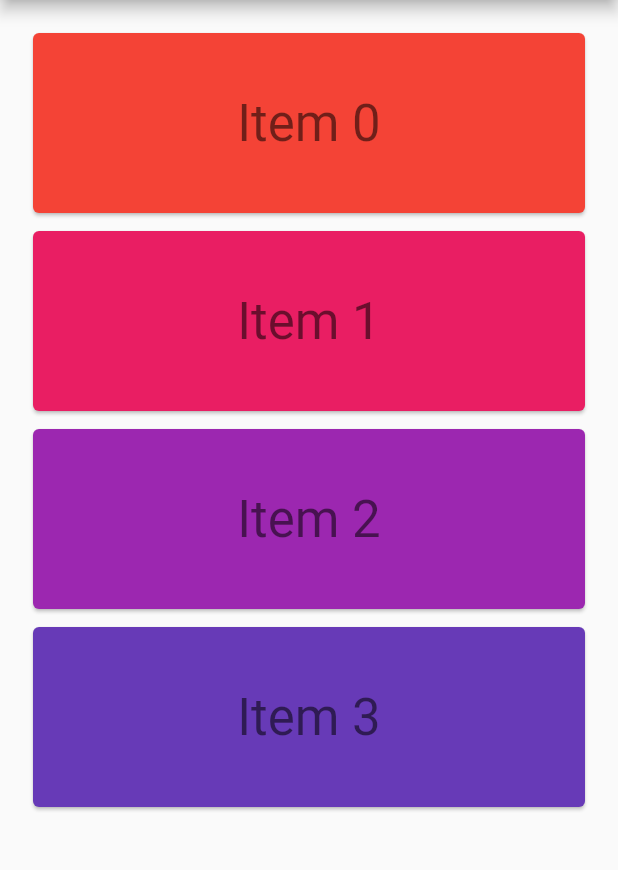
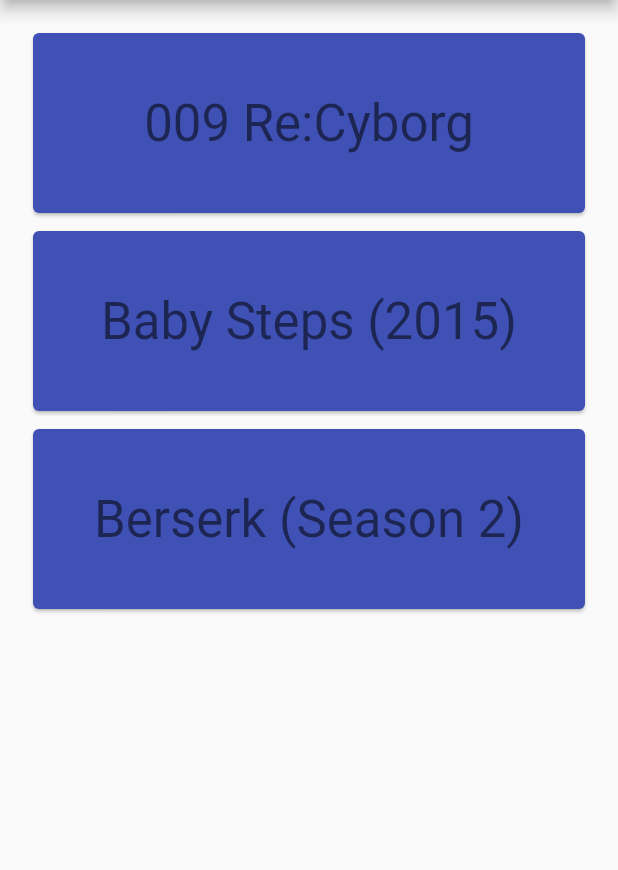
Before and after one commit to yeradis/animetracking_flutter, a Flutter app: the screen it shows after launch, after a tap on the "add circle" icon, on a phone screen of 412 x 824 dp, the part 84-954 px from its top. Run offline on Flutter 3.47's test engine with Material 2 defaults, Android fonts, the phone set to English and light mode, and no system bars.

Commit message:
Now loads current mocked list, showing the title on earch row

```diff
--- a/anime_tracking/lib/scenes/anime/anime_list.dart
+++ b/anime_tracking/lib/scenes/anime/anime_list.dart
@@ -3,7 +3,7 @@ import 'package:flutter/material.dart';
 
 import '../../data/anime_data.dart';
 import 'anime_list_presenter.dart';
-import 'anime_item.dart';
+import 'anime_list_item.dart';
 
 class AnimeList extends StatefulWidget {
   @override
@@ -12,13 +12,10 @@ class AnimeList extends StatefulWidget {
 
 class _AnimeListState extends State<AnimeList> implements AnimeListViewContract{
   final GlobalKey<AnimatedListState> _listKey = new GlobalKey<AnimatedListState>();
-  ListModel<int> _list;
-  int _selectedItem;
-  int _nextItem; // The next item inserted when the user presses the '+' button.
+  ListModel<Anime> _list;
+  Anime _selectedItem;
 
   AnimeListPresenter _presenter;
-  List<Anime> _animeList;
-  bool _IsSearching;
 
   _AnimeListState() {
     _presenter = new AnimeListPresenter(this);
@@ -27,22 +24,20 @@ class _AnimeListState extends State<AnimeList> implements AnimeListViewContract{
   @override
   void initState() {
     super.initState();
-    _list = new ListModel<int>(
+
+    _list = new ListModel<Anime>(
       listKey: _listKey,
-      initialItems: <int>[0, 1, 2],
+      initialItems: <Anime>[],
       removedItemBuilder: _buildRemovedItem,
     );
-    _nextItem = 3;
-
-    _IsSearching = true;
     _presenter.loadAnimeList();
   }
 
   @override
   void onLoadAnimeListComplete(List<Anime> items) {
     setState(() {
-      _animeList = items;
-      _IsSearching = false;
+      print("anime list fetcheddd.....");
+      items.forEach((anime) => _list.insert(_list.length, anime));
     });
   }
 
@@ -53,7 +48,7 @@ class _AnimeListState extends State<AnimeList> implements AnimeListViewContract{
 
   // Used to build list items that haven't been removed.
   Widget _buildItem(BuildContext context, int index, Animation<double> animation) {
-    return new CardItem(
+    return new AnimeListItem(
       animation: animation,
       item: _list[index],
       selected: _selectedItem == _list[index],
@@ -70,8 +65,8 @@ class _AnimeListState extends State<AnimeList> implements AnimeListViewContract{
   // completed (even though it's gone as far this ListModel is concerned).
   // The widget will be used by the [AnimatedListState.removeItem] method's
   // [AnimatedListRemovedItemBuilder] parameter.
-  Widget _buildRemovedItem(int item, BuildContext context, Animation<double> animation) {
-    return new CardItem(
+  Widget _buildRemovedItem(Anime item, BuildContext context, Animation<double> animation) {
+    return new AnimeListItem(
       animation: animation,
       item: item,
       selected: false,
@@ -82,7 +77,7 @@ class _AnimeListState extends State<AnimeList> implements AnimeListViewContract{
   // Insert the "next item" into the list model.
   void _insert() {
     final int index = _selectedItem == null ? _list.length : _list.indexOf(_selectedItem);
-    _list.insert(index, _nextItem++);
+    //_list.insert(index, _nextItem++);
   }
 
   // Remove the selected item from the list model.
--- a/anime_tracking/lib/scenes/anime/anime_item.dart
+++ b/anime_tracking/lib/scenes/anime/anime_list_item.dart
@@ -1,25 +1,26 @@
 import 'package:flutter/foundation.dart';
 import 'package:flutter/material.dart';
+import '../../data/anime_data.dart';
 
 /// Displays its integer item as 'item N' on a Card whose color is based on
 /// the item's value. The text is displayed in bright green if selected is true.
 /// This widget's height is based on the animation parameter, it varies
 /// from 0 to 128 as the animation varies from 0.0 to 1.0.
-class CardItem extends StatelessWidget {
-  const CardItem({
+class AnimeListItem extends StatelessWidget {
+  const AnimeListItem({
     Key key,
     @required this.animation,
     this.onTap,
     @required this.item,
     this.selected: false
   }) : assert(animation != null),
-        assert(item != null && item >= 0),
+        assert(item != null),
         assert(selected != null),
         super(key: key);
 
   final Animation<double> animation;
   final VoidCallback onTap;
-  final int item;
+  final Anime item;
   final bool selected;
 
   @override
@@ -38,9 +39,9 @@ class CardItem extends StatelessWidget {
           child: new SizedBox(
             height: 128.0,
             child: new Card(
-              color: Colors.primaries[item % Colors.primaries.length],
+              color: Colors.indigo,
               child: new Center(
-                child: new Text('Item $item', style: textStyle),
+                child: new Text(item.name, style: textStyle),
               ),
             ),
           ),
```
